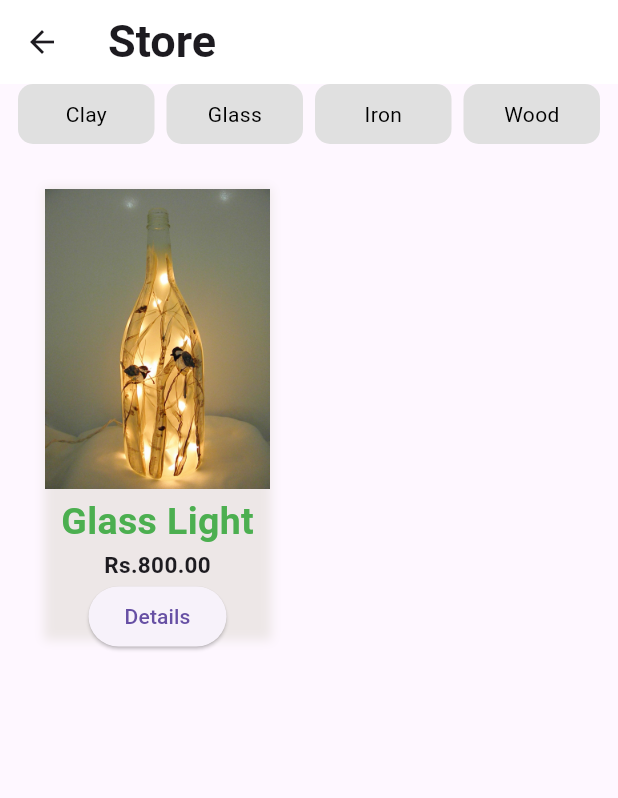
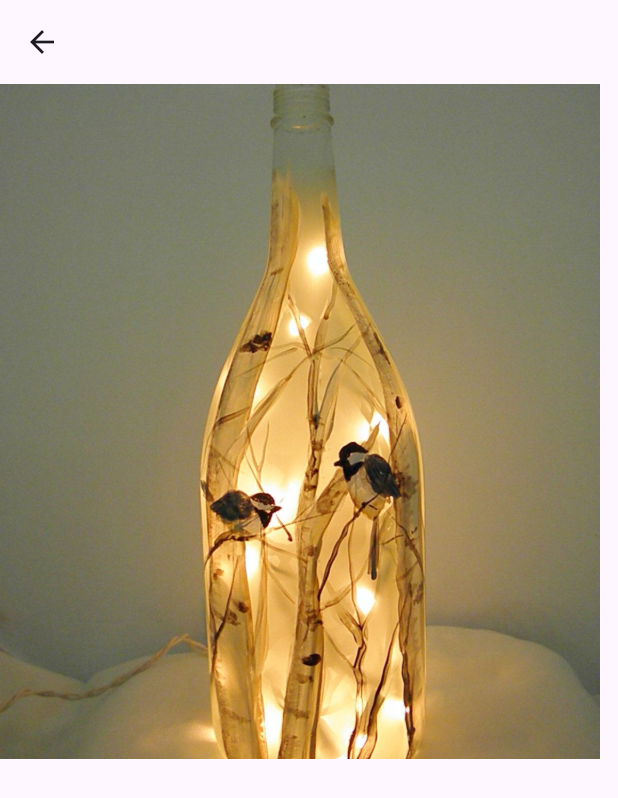
Before and after one commit to dilshan-mp/ecotrack, a Flutter app: the StorePage screen opened directly, after a tap on "Details", on a phone screen of 412 x 824 dp. Shown: the top 798 px of the screen. Run offline on Flutter 3.47's test engine with Material 3 defaults, Android fonts, the phone set to English and light mode, and no system bars; our stand-ins replace device_preview, flutter_svg, google_nav_bar, like_button.

```diff
--- a/lib/main.dart
+++ b/lib/main.dart
@@ -3,7 +3,6 @@ import 'package:ecotrack/screen/TruckDriver/TruckDriverHomePage.dart';
 import 'package:ecotrack/screen/User/disposalRequest.dart';
 import 'package:ecotrack/screen/User/firstPage.dart';
 import 'package:ecotrack/screen/User/homePage.dart';
-import 'package:ecotrack/screen/User/locationPage.dart';
 import 'package:ecotrack/screen/User/signInPage.dart';
 import 'package:ecotrack/screen/User/startPage.dart';
 import 'package:ecotrack/screen/User/storePages.dart';
@@ -25,7 +24,7 @@ class MainApp extends StatelessWidget {
   Widget build(BuildContext context) {
     return  const MaterialApp(
       debugShowCheckedModeBanner: false,
-      home:StartPage()
+      home:AdminHomePage()
     );
   }
 }
--- a/lib/screen/User/homePage.dart
+++ b/lib/screen/User/homePage.dart
@@ -52,7 +52,7 @@ class _HomePageState extends State<HomePage> {
                         ),
                       ),
                     ),
-                    SizedBox(height: 10),
+                    const SizedBox(height: 10),
                     Padding(
                       padding: const EdgeInsets.only(top: 5, left: 8, right: 8),
                       child: Text(
--- a/lib/screen/User/requestPage.dart
+++ b/lib/screen/User/requestPage.dart
@@ -13,6 +13,7 @@ class _RquestPageState extends State<RquestPage> {
     return Scaffold(
       appBar: AppBar(
         title: const Text("Request"),
+
       ),
     );
   }
--- a/lib/screen/User/signUpPage.dart
+++ b/lib/screen/User/signUpPage.dart
@@ -241,7 +241,7 @@ class _SignUpPageState extends State<SignUpPage> {
             child: ElevatedButton(
               onPressed: _submitForm,
               style: ElevatedButton.styleFrom(
-                primary: Colors.green,
+                //primary: Colors.green,
                 padding: EdgeInsets.zero,
                 shape: RoundedRectangleBorder(
                   borderRadius: BorderRadius.circular(14),
--- a/lib/screen/User/storePage.dart
+++ b/lib/screen/User/storePage.dart
@@ -1,3 +1,6 @@
+import 'package:ecotrack/screen/User/storePageDetails.dart';
+import 'package:ecotrack/screen/User/storePages.dart';
+import 'package:ecotrack/style/colors.dart';
 import 'package:flutter/material.dart';
 
 class StorePage extends StatefulWidget {
@@ -92,10 +95,10 @@ class _StorePageState extends State<StorePage> {
                 Row(
                   children: [
                     Padding(
-                      padding: const EdgeInsets.all(30),
+                      padding: const EdgeInsets.only(left: 30,top: 30),
                       child: Container(
                         width: 150,
-                        height: 300,
+                        height: 320,
                         decoration: const BoxDecoration(
                           boxShadow: [
                       BoxShadow(
@@ -110,14 +113,56 @@ class _StorePageState extends State<StorePage> {
                             Image.asset('asset/images/1a8a6ac05e82a7d9b5ddcd225c5e7384.jpg'),
                             const SizedBox(height: 4,),
                             const Text("Glass Light",style: TextStyle(fontWeight: FontWeight.bold,color: Colors.green,fontSize: 25),),
-                            const Text("Rs.800.00",style: TextStyle(fontWeight: FontWeight.bold,fontSize: 15),),
-                            ElevatedButton(
-                              onPressed: (){},
-                              child: const Text("Details"),
-                              style: ElevatedButton.styleFrom(
+                            const SizedBox(child: Text("Rs.800.00",style: TextStyle(fontWeight: FontWeight.bold,fontSize: 15),)),
+                            SizedBox(
+                              width:120 ,
+                              child: ElevatedButton(
+                                onPressed: (){
+                                  Navigator.push(context, MaterialPageRoute(builder: (context)=>const StorePageDetails()));
+                                },
+                                style:ElevatedButton.styleFrom(
+                                  backgroundColor: const Color.fromARGB(255, 96, 169, 128)
+                                ),
+                                child: const Text("Details",style: TextStyle(color: Colors.white,fontSize: 20),),
+                              ),
+                            ),
 
+                          ],
+                        ),
+                      ),
+                    ),
+
+                    Padding(
+                      padding: const EdgeInsets.only(left: 30,top: 30),
+                      child: Container(
+                        width: 150,
+                        height: 320,
+                        decoration: const BoxDecoration(
+                          boxShadow: [
+                      BoxShadow(
+                           color: Color.fromARGB(255, 237, 231, 231),
+                           spreadRadius: 1,
+                           blurRadius: 5
+                        )
+                          ]
+                        ),
+                        child: Column(
+                          children: [
+                            Image.asset('asset/images/1a8a6ac05e82a7d9b5ddcd225c5e7384.jpg'),
+                            const SizedBox(height: 4,),
+                            const Text("Glass Light",style: TextStyle(fontWeight: FontWeight.bold,color: Colors.green,fontSize: 25),),
+                            const SizedBox(child: Text("Rs.800.00",style: TextStyle(fontWeight: FontWeight.bold,fontSize: 15),)),
+                            SizedBox(
+                              width:120 ,
+                              child: ElevatedButton(
+                                onPressed: (){},
+                                style:ElevatedButton.styleFrom(
+                                  backgroundColor: Color.fromARGB(255, 96, 169, 128)
+                                ),
+                                child: const Text("Details",style: TextStyle(color: Colors.white,fontSize: 20),),
                               ),
-                            )
+                            ),
+
                           ],
                         ),
                       ),
--- /dev/null
+++ b/lib/screen/User/storePageDetails.dart
@@ -0,0 +1,34 @@
+import 'package:flutter/material.dart';
+
+class StorePageDetails extends StatefulWidget {
+  const StorePageDetails({super.key});
+
+  @override
+  State<StorePageDetails> createState() => _StorePageDetailsState();
+}
+
+class _StorePageDetailsState extends State<StorePageDetails> {
+  @override
+  Widget build(BuildContext context) {
+    return Scaffold(
+      appBar: AppBar(),
+      body: Column(
+        children: [
+         SizedBox(
+            height: 450, // Adjust the height as needed
+            width: 400, // Adjust the width as needed
+            child: Image.asset(
+               "asset/images/1a8a6ac05e82a7d9b5ddcd225c5e7384.jpg",
+            fit: BoxFit.cover, // Adjust the fit as needed
+        ),
+       ),
+
+          // SizedBox(
+          //   height: 500,
+          //   width: 500,
+          //   child: Image.asset("asset/images/1a8a6ac05e82a7d9b5ddcd225c5e7384.jpg",))
+        ],
+      ),
+    );
+  }
+}
--- a/pubspec.yaml
+++ b/pubspec.yaml
@@ -12,12 +12,15 @@ dependencies:
   dio: ^5.4.1
   flutter:
     sdk: flutter
+  flutter_map: ^6.1.0
   flutter_polyline_points: ^2.0.0
   flutter_svg: ^2.0.10+1
   google_fonts: ^6.2.0
   google_maps_flutter: ^2.5.3
   google_nav_bar: ^5.0.6
   image_picker: ^1.0.7
+  latlng: ^2.0.7
+  latlong2: ^0.9.0
   like_button: ^2.0.5
   searchfield: ^1.0.0
 
```
Also changed, not shown: lib/Components/bottomNavBar.dart (+4 -6 lines), lib/screen/User/locationPage.dart (deleted, +0 -26 lines), lib/screen/User/pendingRequest.dart (+3 -4 lines), lib/Components/GrideView.dart (added), pubspec.lock.
